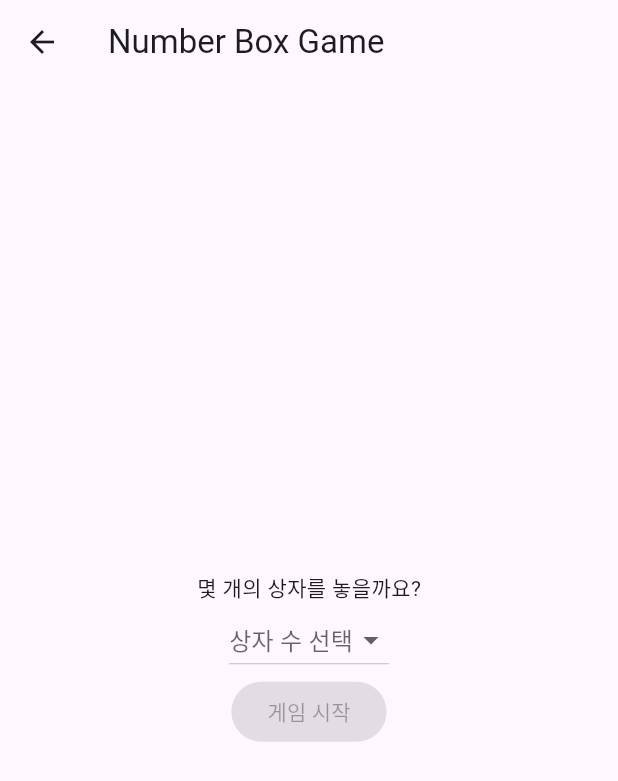
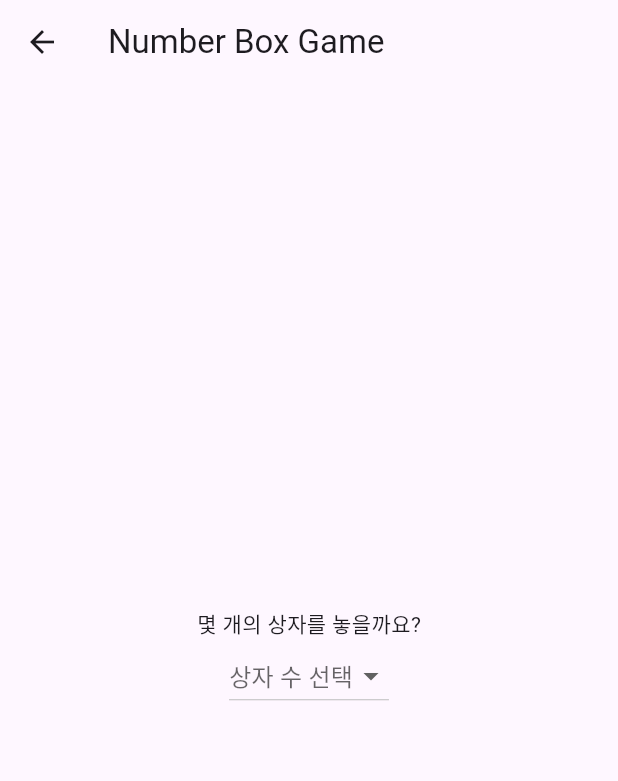
Before and after one commit to runaby/flutter_lets_bet, a Flutter app: the NumberBoxGame screen opened directly, on a phone screen of 412 x 824 dp. Shown: the top 781 px of the screen. Run offline on Flutter 3.47's test engine with Material 3 defaults, Android fonts, the phone set to English and light mode, and no system bars; our stand-ins replace audioplayers.

Commit message:
상자 길이 조절중

```diff
--- a/lib/number_box_games.dart
+++ b/lib/number_box_games.dart
@@ -15,14 +15,14 @@ class _NumberBoxGameState extends State<NumberBoxGame> {
 
   // 게임 시작 시 설정된 숫자를 상자에 할당
   void _startGame() {
-    print('스타트 게임 실행됨');
+    print('게임 시작');
     if (numberOfBoxes != null && numberOfBoxes! > 0) {
       setState(() {
         // 상자 숫자 리스트 생성 및 섞기
         boxNumbers = List.generate(numberOfBoxes!, (index) => index + 1);
         boxNumbers.shuffle(); // 상자에 들어갈 숫자를 랜덤하게 섞음
         isBoxOpened = List.generate(numberOfBoxes!, (index) => false); // 상자 닫힌 상태로 초기화
-        gameStarted = true; // 게임 시작 상태 변경
+        gameStarted = true; // 게임 시작 상태로 변경
         print("boxNumbers length: ${boxNumbers.length}");
         print("isBoxOpened length: ${isBoxOpened.length}");
       });
@@ -77,12 +77,9 @@ class _NumberBoxGameState extends State<NumberBoxGame> {
               setState(() {
                 numberOfBoxes = value; // 선택된 값으로 설정
                 print("선택된 상자 수: $numberOfBoxes");
+                _startGame(); // 선택 후 바로 게임 시작
               });
             },
-          ),
-          ElevatedButton(
-            onPressed: numberOfBoxes == null ? null : _startGame, // 상자 수가 선택된 후에만 게임 시작 가능
-            child: Text('게임 시작'),
           ),
         ],
       ),
@@ -91,13 +88,16 @@ class _NumberBoxGameState extends State<NumberBoxGame> {
 
   // 게임 화면 (상자들이 나열된 화면)
   Widget _buildGameScreen() {
-    return GridView.count(
-      crossAxisCount: 3, // 한 줄에 3개의 상자 표시
-      padding: EdgeInsets.all(20),
+    // 화면 높이를 가져와서 상자 수에 맞게 분배
+    final screenHeight = MediaQuery.of(context).size.height;
+    final boxHeight = screenHeight / numberOfBoxes!; // 각 상자의 높이를 화면 높이로 나눈 값
+
+    return Column(
       children: List.generate(numberOfBoxes!, (index) {
         return GestureDetector(
           onTap: () => _openBox(index), // 상자 클릭 시 열기
           child: Container(
+            height: boxHeight, // 각 상자의 높이를 화면 비율에 맞춤
             margin: EdgeInsets.all(10),
             decoration: BoxDecoration(
               color: (isBoxOpened.isNotEmpty && index < isBoxOpened.length && isBoxOpened[index])
```
